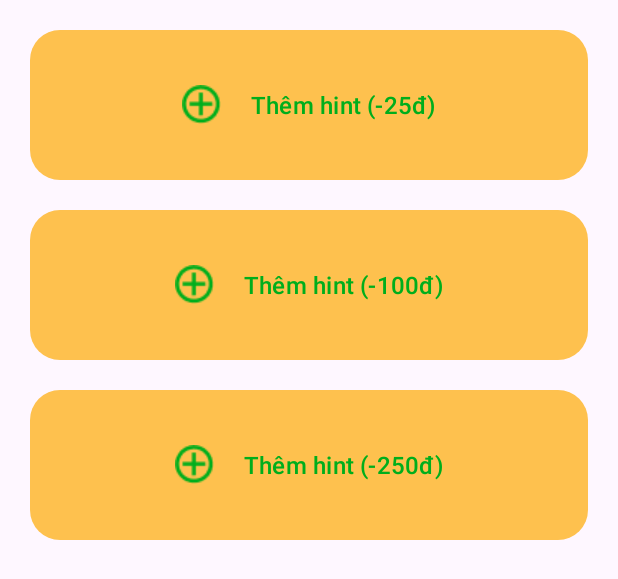
After one commit to tungnk123/ChiecNonKyDieu, an Android app: the layout list_hint.xml on its own in the app's theme, with its tools: preview values and no code run, on a phone screen of 412 x 824 dp. The commit adds this screen. Shown: the top 579 px of the screen. Run offline under Robolectric (Android 15) with nearby library versions, the phone set to English and light mode, and no system bars.

Commit message:
Add hint feature for playing room to show hints

```diff
--- a/app/src/main/java/com/example/chiecnonkydieu/data/GameModel.kt
+++ b/app/src/main/java/com/example/chiecnonkydieu/data/GameModel.kt
@@ -15,7 +15,6 @@ data class GameModel(
     var letterCardList: MutableList<LetterCard> = mutableListOf(),
     val previousQuestionAnswers: MutableList<QuestionAnswer> = mutableListOf(),
     var currentSpinValue: String = ""
-
 )
 
 enum class GameStatus {
--- /dev/null
+++ b/app/src/main/java/com/example/chiecnonkydieu/model/Hint.kt
@@ -0,0 +1,6 @@
+package com.example.chiecnonkydieu.model
+
+data class Hint(
+    val title: String = "Đây là hint",
+    val isOpen: Boolean = false
+)
--- a/app/src/main/java/com/example/chiecnonkydieu/model/QuestionAnswer.kt
+++ b/app/src/main/java/com/example/chiecnonkydieu/model/QuestionAnswer.kt
@@ -2,5 +2,7 @@ package com.example.chiecnonkydieu.model
 
 data class QuestionAnswer(
     val question: String = "Thủ đô của Việt Nam nằm ở đâu?",
-    val answer: String = "HA NOI"
+    val answer: String = "HA NOI",
+    val answerCoDau: String = "Hà Nội",
+    val hintList: MutableList<Hint> = mutableListOf()
 )
--- a/app/src/main/java/com/example/chiecnonkydieu/ui/playingRoom/PlayingRoomViewModel.kt
+++ b/app/src/main/java/com/example/chiecnonkydieu/ui/playingRoom/PlayingRoomViewModel.kt
@@ -127,7 +127,6 @@ class PlayingRoomViewModel: ViewModel() {
     }
 
 
-
     private fun changeTurn() {
         val gameModel: GameModel? = GameData.gameModel.value
         var indexNewPlayer = -1
--- /dev/null
+++ b/app/src/main/res/layout/list_hint.xml
@@ -0,0 +1,89 @@
+<?xml version="1.0" encoding="utf-8"?>
+<androidx.constraintlayout.widget.ConstraintLayout xmlns:android="http://schemas.android.com/apk/res/android"
+    xmlns:app="http://schemas.android.com/apk/res-auto"
+    android:id="@+id/cl_listHint"
+    android:layout_width="match_parent"
+    android:layout_height="match_parent"
+    android:paddingHorizontal="20dp"
+    android:paddingVertical="20dp">
+
+    <LinearLayout
+        android:id="@+id/ll_hint1"
+        android:layout_width="match_parent"
+        android:layout_height="100dp"
+        android:background="@drawable/rounded_button_secondary"
+        android:gravity="center"
+        android:orientation="horizontal"
+        app:layout_constraintStart_toStartOf="parent"
+        app:layout_constraintTop_toTopOf="parent">
+
+        <ImageView
+            android:id="@+id/img_add1"
+            android:layout_width="wrap_content"
+            android:layout_height="wrap_content"
+            android:layout_marginEnd="20dp"
+            android:src="@drawable/ic_add" />
+
+        <TextView
+            android:id="@+id/tv_hint1"
+            style="@style/TextAppearance.Material3.TitleMedium"
+            android:layout_width="wrap_content"
+            android:layout_height="wrap_content"
+            android:text="Thêm hint (-25đ)"
+            android:textColor="@color/dark_green" />
+    </LinearLayout>
+
+    <LinearLayout
+        android:id="@+id/ll_hint2"
+        android:layout_width="match_parent"
+        android:layout_height="100dp"
+        android:layout_marginTop="20dp"
+        android:background="@drawable/rounded_button_secondary"
+        android:gravity="center"
+        android:orientation="horizontal"
+        app:layout_constraintStart_toStartOf="parent"
+        app:layout_constraintTop_toBottomOf="@id/ll_hint1">
+
+        <ImageView
+            android:id="@+id/img_add2"
+            android:layout_width="wrap_content"
+            android:layout_height="wrap_content"
+            android:layout_marginEnd="20dp"
+            android:src="@drawable/ic_add" />
+
+        <TextView
+            android:id="@+id/tv_hint2"
+            style="@style/TextAppearance.Material3.TitleMedium"
+            android:layout_width="wrap_content"
+            android:layout_height="wrap_content"
+            android:text="Thêm hint (-100đ)"
+            android:textColor="@color/dark_green" />
+    </LinearLayout>
+
+    <LinearLayout
+        android:id="@+id/ll_hint3"
+        android:layout_width="match_parent"
+        android:layout_height="100dp"
+        android:layout_marginTop="20dp"
+        android:gravity="center"
+        android:background="@drawable/rounded_button_secondary"
+        android:orientation="horizontal"
+        app:layout_constraintStart_toStartOf="parent"
+        app:layout_constraintTop_toBottomOf="@id/ll_hint2">
+
+        <ImageView
+            android:id="@+id/img_add3"
+            android:layout_width="wrap_content"
+            android:layout_height="wrap_content"
+            android:layout_marginEnd="20dp"
+            android:src="@drawable/ic_add" />
+
+        <TextView
+            android:id="@+id/tv_hint3"
+            style="@style/TextAppearance.Material3.TitleMedium"
+            android:layout_width="wrap_content"
+            android:layout_height="wrap_content"
+            android:text="Thêm hint (-250đ)"
+            android:textColor="@color/dark_green" />
+    </LinearLayout>
+</androidx.constraintlayout.widget.ConstraintLayout>
--- a/app/src/main/res/values/colors.xml
+++ b/app/src/main/res/values/colors.xml
@@ -13,4 +13,6 @@
 
     <color name="green">#11E132</color>
 
+    <color name="dark_green">#00AE1C</color>
+
 </resources>
```
Also changed, not shown: app/src/main/java/com/example/chiecnonkydieu/data/DataSource.kt (+11 -4 lines), app/src/main/java/com/example/chiecnonkydieu/ui/playingRoom/PlayingRoomActivity.kt (+43 -18 lines), app/src/main/res/drawable/ic_add.png (added).
